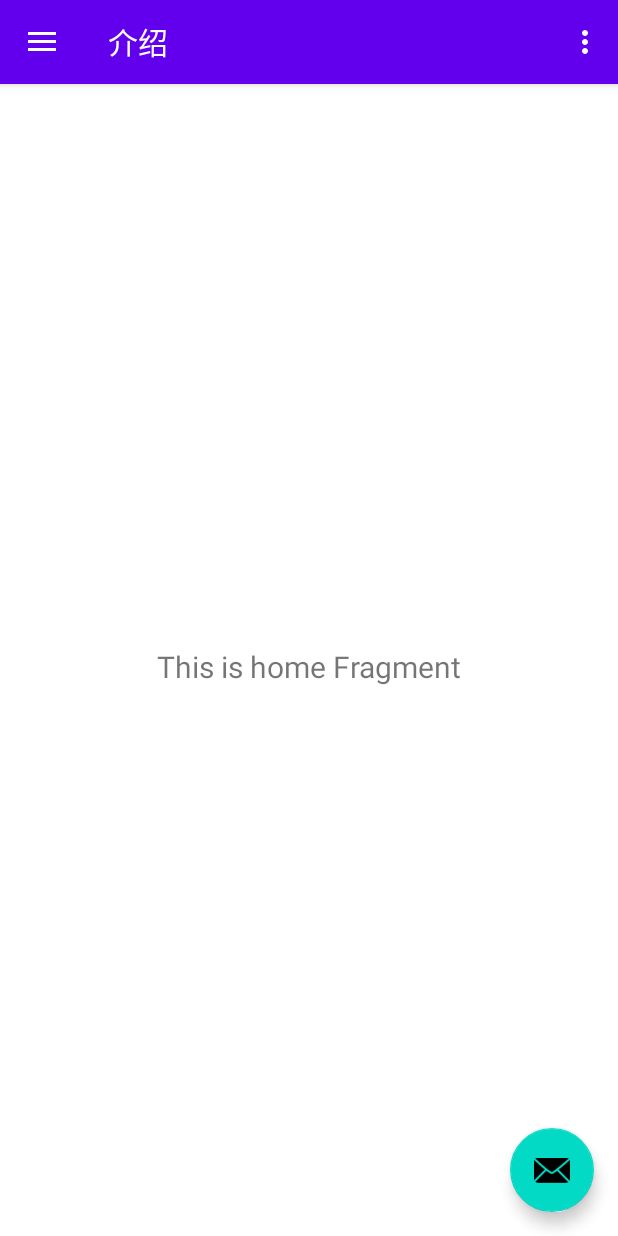
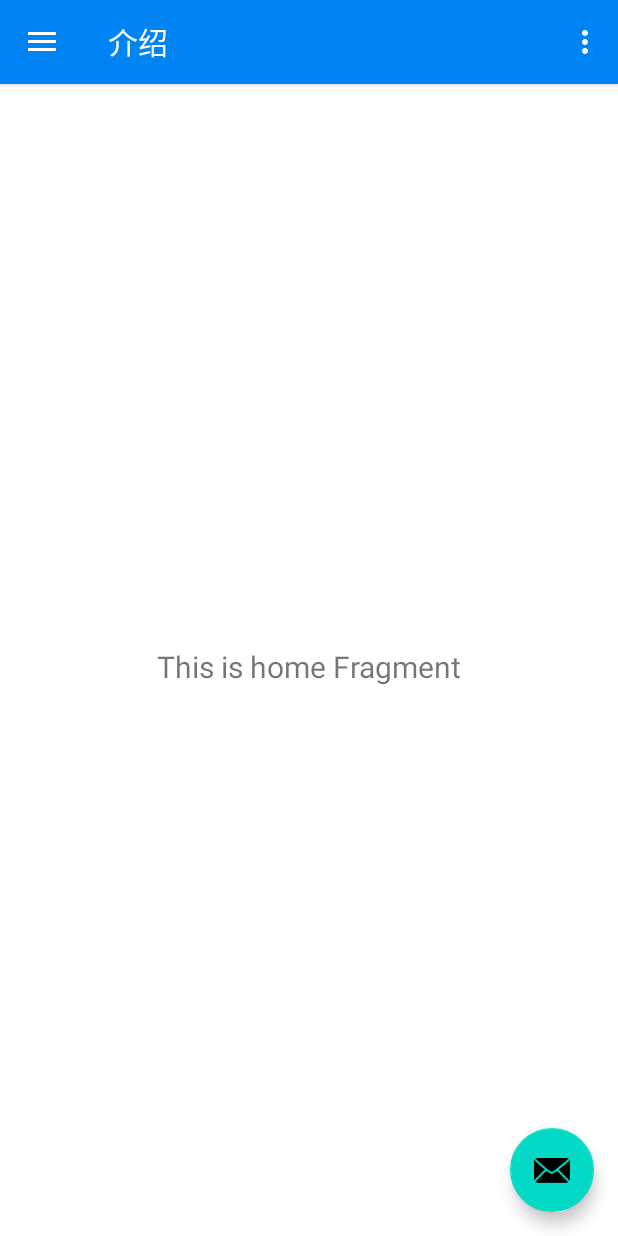
Before and after one commit to android-app-development-course/2021autumn-A15-Nutrition-consultation, an Android app: the screen it shows after launch (MainActivity), on a phone screen of 412 x 824 dp. Run offline under Robolectric (Android 15) with nearby library versions, the phone set to English and light mode, and no system bars; our stand-ins replace navigation-ui.

Commit message:
初始化

```diff
--- a/app/src/main/java/com/lnm011223/foods_secret/MainActivity.kt
+++ b/app/src/main/java/com/lnm011223/foods_secret/MainActivity.kt
@@ -1,7 +1,9 @@
 package com.lnm011223.foods_secret
 
+import android.graphics.Color
 import android.os.Bundle
 import android.view.Menu
+import android.widget.Toolbar
 import com.google.android.material.snackbar.Snackbar
 import com.google.android.material.navigation.NavigationView
 import androidx.navigation.findNavController
@@ -42,6 +44,8 @@ class MainActivity : AppCompatActivity() {
         )
         setupActionBarWithNavController(navController, appBarConfiguration)
         navView.setupWithNavController(navController)
+        binding.appBarMain.toolbar.setBackgroundColor(Color.parseColor("#0084f4"))
+        window.statusBarColor = Color.parseColor("#0084f4")
     }
 
     override fun onCreateOptionsMenu(menu: Menu): Boolean {
--- a/app/src/main/java/com/lnm011223/foods_secret/ui/search/SearchFragment.kt
+++ b/app/src/main/java/com/lnm011223/foods_secret/ui/search/SearchFragment.kt
@@ -7,6 +7,8 @@ import android.view.LayoutInflater
 import android.view.View
 import android.view.ViewGroup
 import android.widget.TextView
+import android.widget.Toolbar
+import androidx.navigation.ui.AppBarConfiguration
 import com.lnm011223.foods_secret.R
 import com.lnm011223.foods_secret.databinding.FragmentGalleryBinding
 import com.lnm011223.foods_secret.databinding.SearchFragmentBinding
@@ -33,6 +35,8 @@ class SearchFragment : Fragment() {
 
 
         return root
+
+
     }
 
     override fun onDestroyView() {
```
